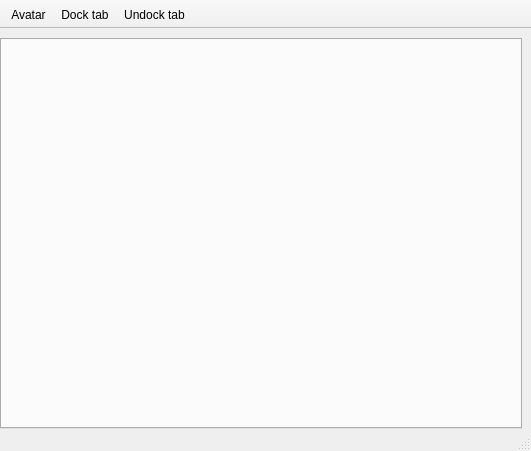
Above: retroshare-gui/src/gui/chat/PopupChatWindow.ui from RetroShare/RetroShare before the change. Below: the same form after it.
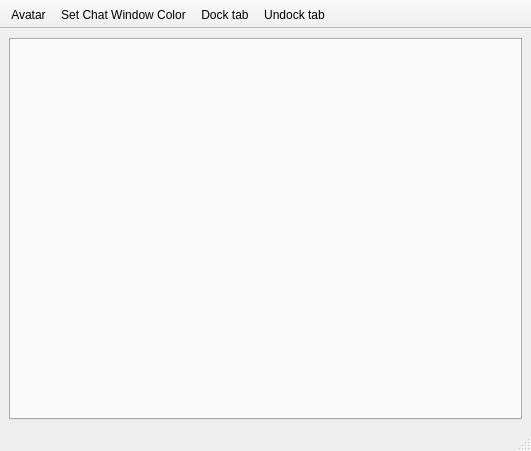
That is the form after the change. Icons and pictures are not drawn.

Commit message: New dialog for defining own colors for the private chat window.

The edit to the form file:
```diff
--- a/retroshare-gui/src/gui/chat/PopupChatWindow.ui
+++ b/retroshare-gui/src/gui/chat/PopupChatWindow.ui
@@ -23,20 +23,6 @@
    <property name="styleSheet">
     <string notr="true"/>
    </property>
-   <layout class="QGridLayout" name="gridLayout_2">
-    <property name="leftMargin">
-     <number>0</number>
-    </property>
-    <property name="bottomMargin">
-     <number>0</number>
-    </property>
-    <property name="horizontalSpacing">
-     <number>0</number>
-    </property>
-    <property name="verticalSpacing">
-     <number>1</number>
-    </property>
-    <item row="0" column="0">
      <layout class="QHBoxLayout" name="horizontalLayout">
       <item>
        <widget class="QTabWidget" name="tabWidget">
@@ -49,8 +35,6 @@
        </widget>
       </item>
      </layout>
-    </item>
-   </layout>
   </widget>
   <widget class="QStatusBar" name="chatstatusbar"/>
   <widget class="QToolBar" name="chattoolBar">
@@ -82,6 +66,7 @@
     <bool>false</bool>
    </attribute>
    <addaction name="actionAvatar"/>
+   <addaction name="actionColor"/>
    <addaction name="actionDockTab"/>
    <addaction name="actionUndockTab"/>
   </widget>
@@ -121,6 +106,18 @@
     <string>Undock tab</string>
    </property>
   </action>
+  <action name="actionColor">
+   <property name="icon">
+    <iconset resource="../images.qrc">
+     <normaloff>:/images/highlight.png</normaloff>:/images/highlight.png</iconset>
+   </property>
+   <property name="text">
+    <string>Set Chat Window Color</string>
+   </property>
+   <property name="toolTip">
+    <string>Set Chat Window Color</string>
+   </property>
+  </action>
  </widget>
  <resources>
   <include location="../images.qrc"/>
```
Lines whose indentation alone changed are shown as unchanged. The commit also changes 15 other files.
